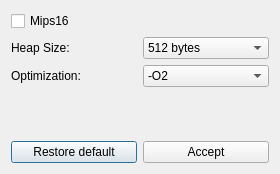
This is qtgui/frames/board_config_advance.ui in PinguinoIDE/pinguino-ide as Qt 5 draws it before an edit. The edited form follows.
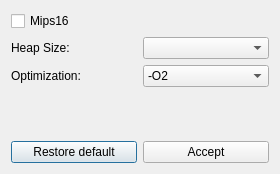
This is the edited form.

The edit to the form file:
```diff
--- a/qtgui/frames/board_config_advance.ui
+++ b/qtgui/frames/board_config_advance.ui
@@ -43,13 +43,7 @@
       </widget>
      </item>
      <item>
-      <widget class="QComboBox" name="comboBox_heapsize">
-       <item>
-        <property name="text">
-         <string>512 bytes</string>
-        </property>
-       </item>
-      </widget>
+      <widget class="QComboBox" name="comboBox_heapsize"/>
      </item>
     </layout>
    </item>
```
